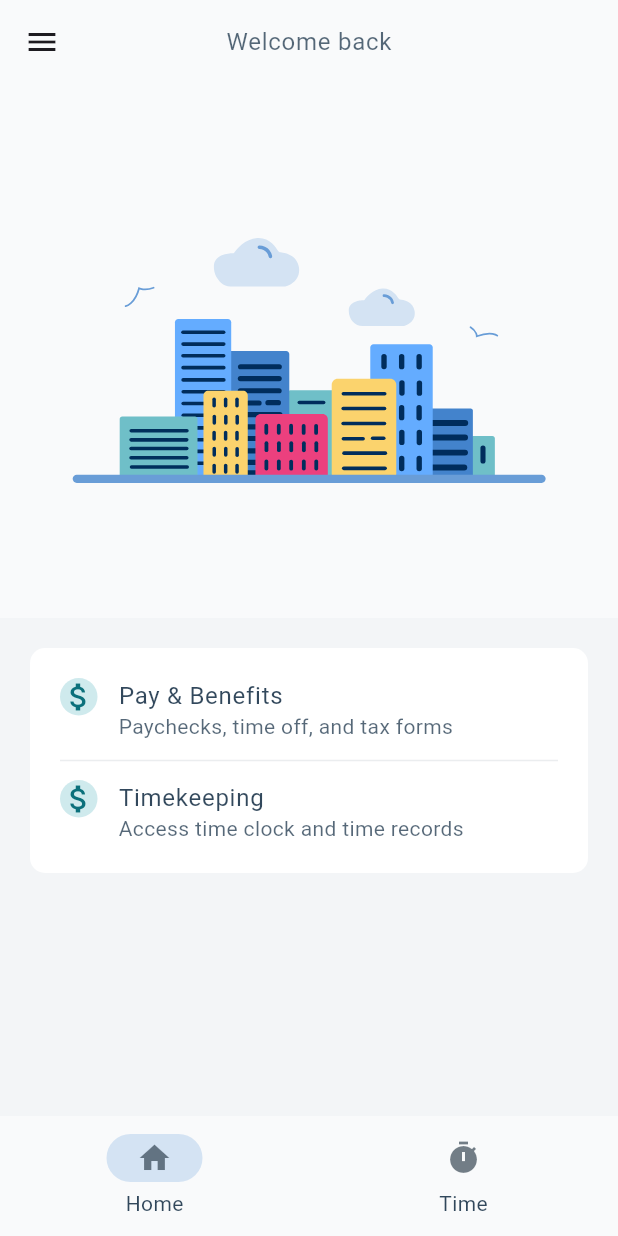
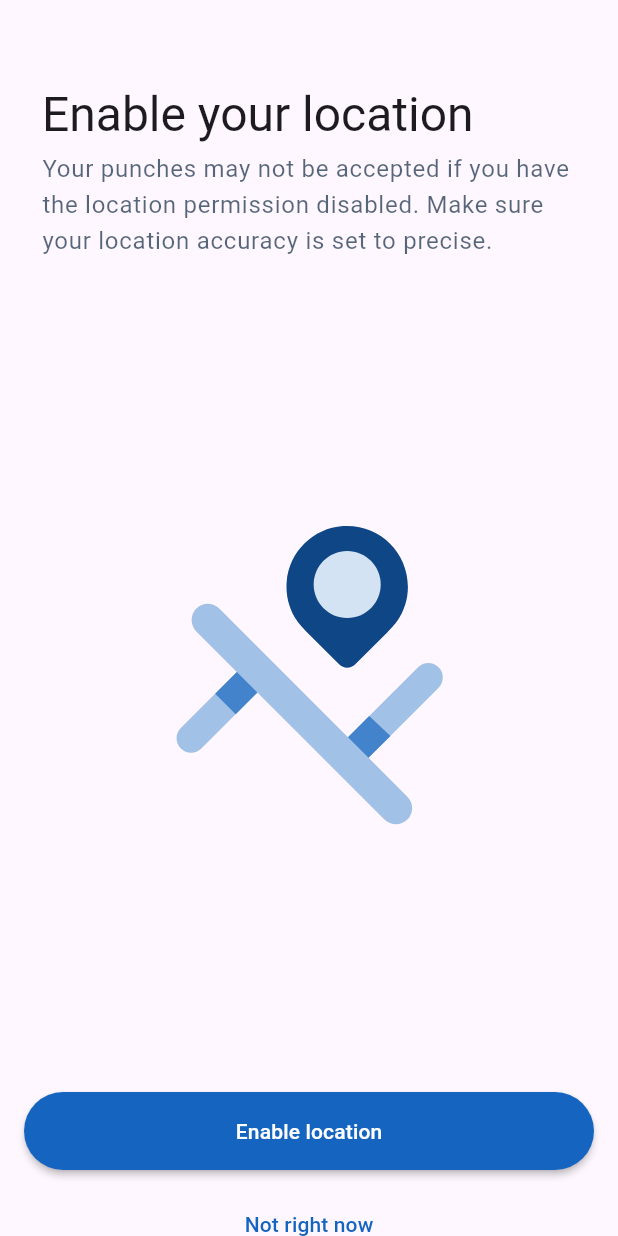
Before and after one commit to jimibilibob/flutter-codelabs, a Flutter app: the screen it shows after launch, on a phone screen of 412 x 824 dp. Run offline on Flutter 3.47's test engine with Material 3 defaults, Android fonts, the light colour scheme and no system bars; our stand-ins replace flutter_svg, google_fonts, material_color_utilities.

Commit message:
Add enable location design. (#6)
Co-authored-by: israel aguilar <israel.aguilar@workwave.com>

```diff
--- /dev/null
+++ b/lib/features/enable/enable_location_screen.dart
@@ -0,0 +1,17 @@
+import 'package:educa_mobile_padres/shared/views/enable_feature_screen.dart';
+import 'package:flutter/material.dart';
+
+class EnableLocationScreen extends StatelessWidget {
+  @override
+  Widget build(BuildContext context) {
+    return EnableFeatureScreen(title: 'Enable your location',
+      description: 'Your punches may not be accepted if you have the location permission disabled. Make sure your location accuracy is set to precise.',
+      svgAssetPath: 'assets/images/ic_location.svg',
+      primaryButtonTitle: 'Enable location',
+      primaryButtonCallback: () {},
+      secondaryButtonTitle: 'Not right now',
+      secondaryButtonCallback: () {},
+    );
+  }
+
+}
--- /dev/null
+++ b/lib/features/enable/enable_notification_screen.dart
@@ -0,0 +1,17 @@
+import 'package:educa_mobile_padres/shared/views/enable_feature_screen.dart';
+import 'package:flutter/material.dart';
+
+class EnableNotificationScreen extends StatelessWidget {
+  @override
+  Widget build(BuildContext context) {
+    return EnableFeatureScreen(title: 'Enable notifications',
+      description: 'Get remainders for missed clock-ins.',
+      svgAssetPath: 'assets/images/ic_notification.svg',
+      primaryButtonTitle: 'Enable notifications',
+      primaryButtonCallback: () {},
+      secondaryButtonTitle: 'Not right now',
+      secondaryButtonCallback: () {},
+    );
+  }
+
+}
--- a/lib/main.dart
+++ b/lib/main.dart
@@ -1,7 +1,9 @@
 import 'package:educa_mobile_padres/features/biometric/biometric_screen.dart';
 import 'package:educa_mobile_padres/features/dashboard_screen.dart/dashboard_screen.dart';
+import 'package:educa_mobile_padres/features/enable/enable_location_screen.dart';
+import 'package:educa_mobile_padres/features/enable/enable_notification_screen.dart';
 import 'package:educa_mobile_padres/features/login/login_screen.dart';
-import 'package:educa_mobile_padres/features/notification/enable_notification_screen.dart';
+import 'package:educa_mobile_padres/shared/views/enable_feature_screen.dart';
 import 'package:educa_mobile_padres/features/tenant/tenant_screen.dart';
 import 'package:flutter/material.dart';
 
@@ -17,7 +19,7 @@ class DocumentApp extends StatelessWidget {
     return MaterialApp(
       debugShowCheckedModeBanner: false,
       theme: ThemeData(),
-      home: DashboardScreen(),
+      home: EnableLocationScreen(),
     );
   }
 }
--- a/lib/shared/views/custom_material_button.dart
+++ b/lib/shared/views/custom_material_button.dart
@@ -86,15 +86,16 @@ class CustomMaterialOutlinedButton extends StatelessWidget {
 
 class CustomTextButton extends StatelessWidget {
   const CustomTextButton({
-    super.key, required this.title,
+    super.key, required this.title, this.callbackAction,
   });
 
   final String title;
+  final VoidCallback? callbackAction;
 
   @override
   Widget build(BuildContext context) {
     return TextButton(
-      onPressed: () {},
+      onPressed: callbackAction,
       child: Text(
         title,
         style: GoogleFonts.roboto(
--- a/lib/features/notification/enable_notification_screen.dart
+++ b/lib/shared/views/enable_feature_screen.dart
@@ -1,12 +1,30 @@
 
-import 'package:educa_mobile_padres/shared/theme/app_colors.dart';
 import 'package:educa_mobile_padres/shared/views/custom_material_button.dart';
 import 'package:educa_mobile_padres/shared/views/main_description.dart';
 import 'package:educa_mobile_padres/shared/views/title_screen.dart';
 import 'package:flutter/material.dart';
 import 'package:flutter_svg/svg.dart';
 
-class EnableNotificationScreen extends StatelessWidget {
+class EnableFeatureScreen extends StatelessWidget {
+  const EnableFeatureScreen({super.key,
+    required this.title,
+    required this.description,
+    required this.svgAssetPath,
+    required this.primaryButtonTitle,
+    this.primaryButtonCallback,
+    required this.secondaryButtonTitle,
+    this.secondaryButtonCallback
+  });
+
+  final String title;
+  final String description;
+  final String svgAssetPath;
+  final String primaryButtonTitle;
+  final VoidCallback? primaryButtonCallback;
+  final String secondaryButtonTitle;
+  final VoidCallback? secondaryButtonCallback;
+
+
   @override
   Widget build(BuildContext context) {
     final mediaQuery = MediaQuery.of(context);
@@ -31,14 +49,14 @@ class EnableNotificationScreen extends StatelessWidget {
                     child: Column(
                       spacing: 5,
                       children: [
-                        MainTitle(title: 'Enable notifications'),
-                        MainDescription(text: 'Get remainders for missed clock-ins.'),
+                        MainTitle(title: title),
+                        MainDescription(text: description),
                       ],
                     ),
                   ),
                   Spacer(),
                   SvgPicture.asset(
-                    'assets/images/ic_notification.svg',
+                    svgAssetPath,
                     height: 200, fit: BoxFit.cover,
                   ),
                   Spacer(),
@@ -48,10 +66,13 @@ class EnableNotificationScreen extends StatelessWidget {
                     spacing: 12,
                     children: [
                       CustomMaterialPrimaryButton(
-                        title: 'Enable notifications',
-                        callback: () {},
+                        title: primaryButtonTitle,
+                        callback: primaryButtonCallback,
                       ),
-                      CustomTextButton(title: 'Not right now')
+                      CustomTextButton(
+                        title: 'Not right now',
+                        callbackAction: secondaryButtonCallback,
+                      )
                     ],
                   )
                 ],
```
Also changed, not shown: assets/images/ic_location.svg (added).
